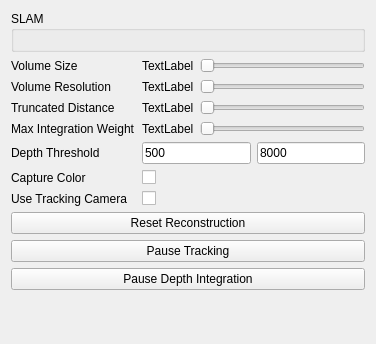
This is intern/src/editor_gui/edit_inspector_slam.ui in swantmon/saltwater as Qt 5 draws it before an edit. The edited form follows.
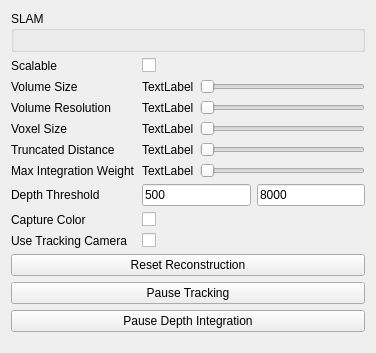
This is the edited form.

Commit message: Add voxel size to settings and gui

```diff
--- a/intern/src/editor_gui/edit_inspector_slam.ui
+++ b/intern/src/editor_gui/edit_inspector_slam.ui
@@ -7,7 +7,7 @@
     <x>0</x>
     <y>0</y>
     <width>376</width>
-    <height>344</height>
+    <height>353</height>
    </rect>
   </property>
   <property name="windowTitle">
@@ -24,74 +24,7 @@
    </item>
    <item>
     <layout class="QGridLayout" name="gridLayout_2">
-     <item row="0" column="1">
-      <layout class="QHBoxLayout" name="horizontalLayout_5">
-       <item>
-        <widget class="QLabel" name="m_pSizeTL">
-         <property name="enabled">
-          <bool>true</bool>
-         </property>
-         <property name="text">
-          <string>TextLabel</string>
-         </property>
-        </widget>
-       </item>
-       <item>
-        <widget class="QSlider" name="m_pSizeHS">
-         <property name="enabled">
-          <bool>true</bool>
-         </property>
-         <property name="orientation">
-          <enum>Qt::Horizontal</enum>
-         </property>
-        </widget>
-       </item>
-      </layout>
-     </item>
-     <item row="3" column="1">
-      <layout class="QHBoxLayout" name="horizontalLayout_4">
-       <item>
-        <widget class="QLabel" name="m_pWeightTL">
-         <property name="text">
-          <string>TextLabel</string>
-         </property>
-        </widget>
-       </item>
-       <item>
-        <widget class="QSlider" name="m_pWeightHS">
-         <property name="orientation">
-          <enum>Qt::Horizontal</enum>
-         </property>
-        </widget>
-       </item>
-      </layout>
-     </item>
-     <item row="1" column="1">
-      <layout class="QHBoxLayout" name="horizontalLayout_2">
-       <item>
-        <widget class="QLabel" name="m_pResolutionTL">
-         <property name="text">
-          <string>TextLabel</string>
-         </property>
-        </widget>
-       </item>
-       <item>
-        <widget class="QSlider" name="m_pResolutionHS">
-         <property name="orientation">
-          <enum>Qt::Horizontal</enum>
-         </property>
-        </widget>
-       </item>
-      </layout>
-     </item>
-     <item row="1" column="0">
-      <widget class="QLabel" name="label_2">
-       <property name="text">
-        <string>Volume Resolution</string>
-       </property>
-      </widget>
-     </item>
-     <item row="2" column="1">
+     <item row="4" column="1">
       <layout class="QHBoxLayout" name="horizontalLayout_3">
        <item>
         <widget class="QLabel" name="m_pTruncatedDistanceTL">
@@ -109,42 +42,116 @@
        </item>
       </layout>
      </item>
-     <item row="3" column="0">
+     <item row="5" column="0">
       <widget class="QLabel" name="label_4">
        <property name="text">
         <string>Max Integration Weight</string>
        </property>
       </widget>
      </item>
-     <item row="4" column="0">
+     <item row="2" column="1">
+      <layout class="QHBoxLayout" name="horizontalLayout_2">
+       <item>
+        <widget class="QLabel" name="m_pResolutionTL">
+         <property name="text">
+          <string>TextLabel</string>
+         </property>
+        </widget>
+       </item>
+       <item>
+        <widget class="QSlider" name="m_pResolutionHS">
+         <property name="orientation">
+          <enum>Qt::Horizontal</enum>
+         </property>
+        </widget>
+       </item>
+      </layout>
+     </item>
+     <item row="2" column="0">
+      <widget class="QLabel" name="m_pResolutionL">
+       <property name="text">
+        <string>Volume Resolution</string>
+       </property>
+      </widget>
+     </item>
+     <item row="6" column="0">
       <widget class="QLabel" name="label_5">
        <property name="text">
         <string>Depth Threshold</string>
        </property>
       </widget>
      </item>
-     <item row="0" column="0">
-      <widget class="QLabel" name="label">
-       <property name="text">
-        <string>Volume Size</string>
-       </property>
-      </widget>
-     </item>
-     <item row="2" column="0">
-      <widget class="QLabel" name="label_3">
-       <property name="text">
-        <string>Truncated Distance</string>
-       </property>
-      </widget>
-     </item>
-     <item row="5" column="0">
+     <item row="7" column="0">
       <widget class="QLabel" name="label_6">
        <property name="text">
         <string>Capture Color</string>
        </property>
       </widget>
      </item>
+     <item row="4" column="0">
+      <widget class="QLabel" name="label_3">
+       <property name="text">
+        <string>Truncated Distance</string>
+       </property>
+      </widget>
+     </item>
+     <item row="1" column="0">
+      <widget class="QLabel" name="m_pSizeL">
+       <property name="text">
+        <string>Volume Size</string>
+       </property>
+      </widget>
+     </item>
      <item row="5" column="1">
+      <layout class="QHBoxLayout" name="horizontalLayout_4">
+       <item>
+        <widget class="QLabel" name="m_pWeightTL">
+         <property name="text">
+          <string>TextLabel</string>
+         </property>
+        </widget>
+       </item>
+       <item>
+        <widget class="QSlider" name="m_pWeightHS">
+         <property name="orientation">
+          <enum>Qt::Horizontal</enum>
+         </property>
+        </widget>
+       </item>
+      </layout>
+     </item>
+     <item row="1" column="1">
+      <layout class="QHBoxLayout" name="m_pSizeHL">
+       <item>
+        <widget class="QLabel" name="m_pSizeTL">
+         <property name="enabled">
+          <bool>true</bool>
+         </property>
+         <property name="text">
+          <string>TextLabel</string>
+         </property>
+        </widget>
+       </item>
+       <item>
+        <widget class="QSlider" name="m_pSizeHS">
+         <property name="enabled">
+          <bool>true</bool>
+         </property>
+         <property name="orientation">
+          <enum>Qt::Horizontal</enum>
+         </property>
+        </widget>
+       </item>
+      </layout>
+     </item>
+     <item row="8" column="1">
+      <widget class="QCheckBox" name="m_pTrackingCameraCB">
+       <property name="text">
+        <string/>
+       </property>
+      </widget>
+     </item>
+     <item row="7" column="1">
       <layout class="QHBoxLayout" name="horizontalLayout_7">
        <item>
         <widget class="QCheckBox" name="m_pCaptureColorCB">
@@ -155,7 +162,14 @@
        </item>
       </layout>
      </item>
-     <item row="4" column="1">
+     <item row="8" column="0">
+      <widget class="QLabel" name="label_7">
+       <property name="text">
+        <string>Use Tracking Camera</string>
+       </property>
+      </widget>
+     </item>
+     <item row="6" column="1">
       <layout class="QHBoxLayout" name="horizontalLayout">
        <item>
         <widget class="QLineEdit" name="m_pMinDepthLE">
@@ -173,20 +187,45 @@
        </item>
       </layout>
      </item>
-     <item row="6" column="0">
-      <widget class="QLabel" name="label_7">
-       <property name="text">
-        <string>Use Tracking Camera</string>
-       </property>
-      </widget>
-     </item>
-     <item row="6" column="1">
-      <widget class="QCheckBox" name="m_pTrackingCameraCB">
+     <item row="0" column="1">
+      <widget class="QCheckBox" name="m_pScalableCB">
        <property name="text">
         <string/>
        </property>
       </widget>
      </item>
+     <item row="0" column="0">
+      <widget class="QLabel" name="label_8">
+       <property name="text">
+        <string>Scalable</string>
+       </property>
+      </widget>
+     </item>
+     <item row="3" column="0">
+      <widget class="QLabel" name="m_pVoxelSizeL">
+       <property name="text">
+        <string>Voxel Size</string>
+       </property>
+      </widget>
+     </item>
+     <item row="3" column="1">
+      <layout class="QHBoxLayout" name="m_pVoxelSizeHL">
+       <item>
+        <widget class="QLabel" name="m_pVoxelSizeTL">
+         <property name="text">
+          <string>TextLabel</string>
+         </property>
+        </widget>
+       </item>
+       <item>
+        <widget class="QSlider" name="m_pVoxelSizeHS">
+         <property name="orientation">
+          <enum>Qt::Horizontal</enum>
+         </property>
+        </widget>
+       </item>
+      </layout>
+     </item>
     </layout>
    </item>
    <item>
```
Left out of the diff: 49 changed lines with no effect on the pictures. The commit also changes 5 other files.
